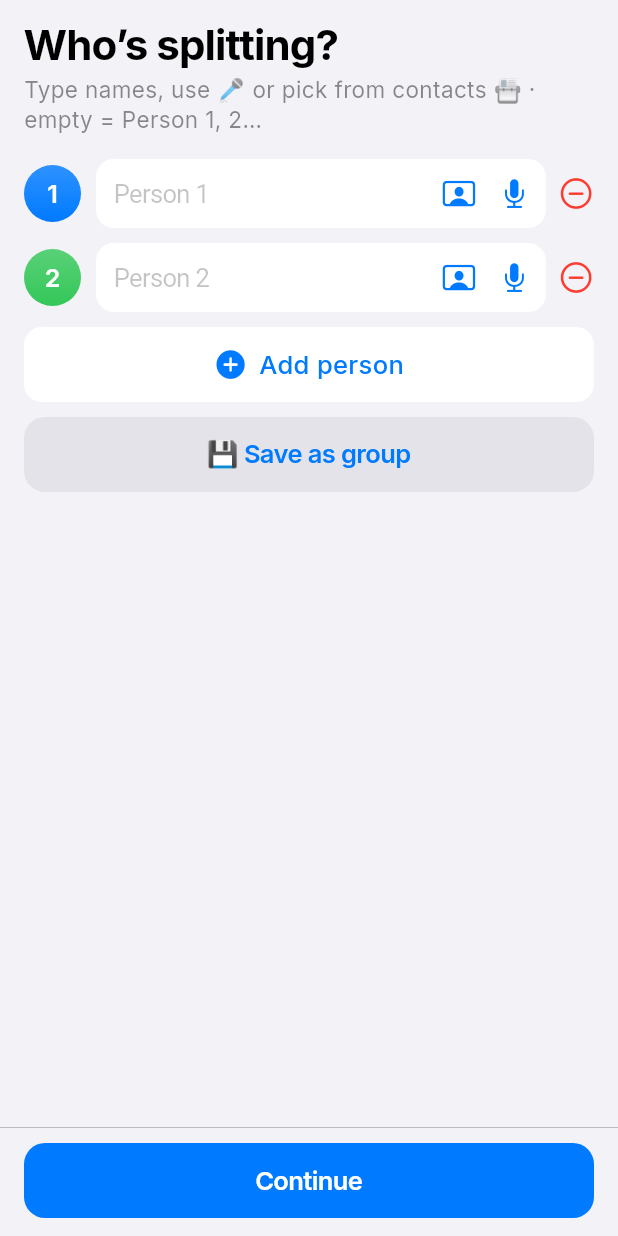
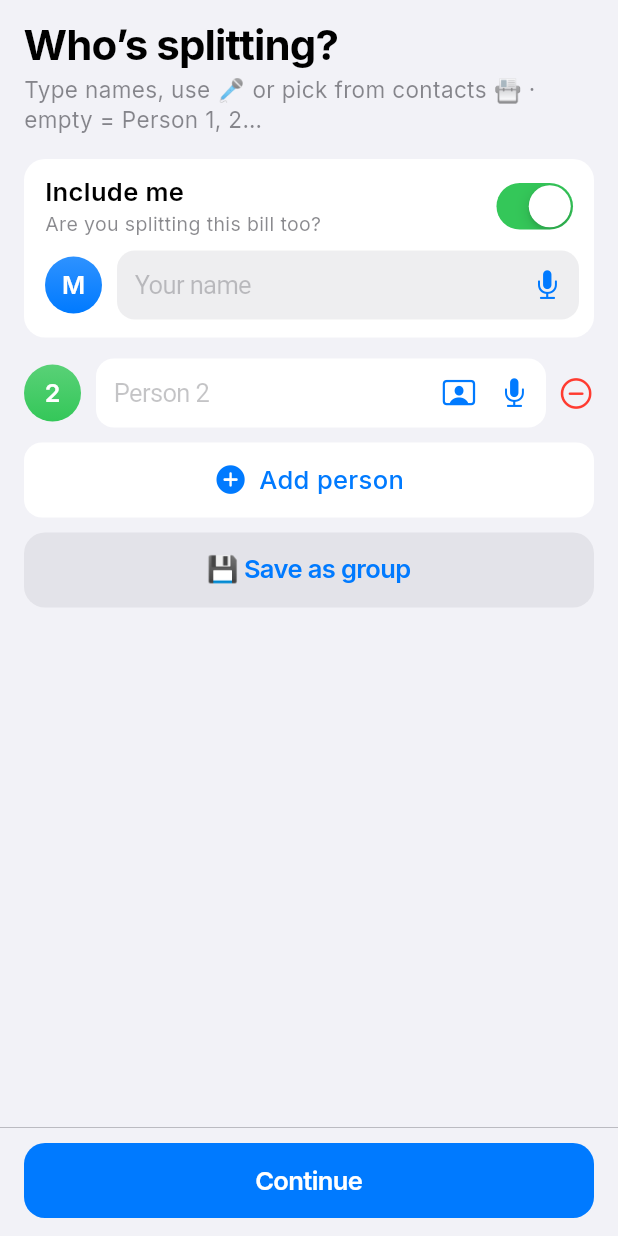
Before and after one commit to SamerGM/splitcheck, a Flutter app: the NamesPage widget shown alone on an empty page, opened directly, on a phone screen of 412 x 824 dp. Run offline on Flutter 3.47's test engine with Material 3 defaults, Android fonts, the phone set to English and light mode, and no system bars; our stand-ins replace flutter_animate, flutter_riverpod, google_fonts, hive_flutter, image_picker, share_plus and 2 more; missing offline and left inert: google_mlkit_text_recognition; accounts and stored records are empty.

Commit message:
Names page: 'Include me' card with your name (remembered) and a switch
- Your name at the top with a mic; saved for next time (also in Settings)
- Switch: are you splitting this bill too? Off = you're left out
- First use (no saved name): one of the counted people is you
- Other people numbered after you (Person 2, 3…)

Co-Authored-By: Claude Opus 5.5 <noreply@anthropic.com>
Claude-Session: https://claude.ai/code/session_01CHZqfCwxb6Ev8v7iSicSzr

```diff
--- a/lib/core/utils/strings.dart
+++ b/lib/core/utils/strings.dart
@@ -275,6 +275,8 @@ class S {
   String get namesHint => _t('Type names, use 🎤 or pick from contacts 📇 · empty = Person 1, 2…',
       'اكتب الأسماء أو استخدم 🎤 أو اختار من جهات الاتصال 📇 · الفاضي = شخص ١، ٢…');
   String get meTag => _t('me', 'أنا');
+  String get meDefault => _t('Me', 'أنا');
+  String get includeMeHint => _t('Are you splitting this bill too?', 'وأنت كمان هتقسم معاهم؟');
   String get saveAsGroupBtn => _t('💾 Save as group', '💾 احفظهم كمجموعة');
   String get nameThisGroup => _t('Name this group', 'سمّي المجموعة');
   List<String> get groupSuggestions => isAr
--- a/lib/features/wizard/pages_setup.dart
+++ b/lib/features/wizard/pages_setup.dart
@@ -254,20 +254,47 @@ class NamesPage extends ConsumerStatefulWidget {
 
 class _NamesPageState extends ConsumerState<NamesPage> {
   final List<TextEditingController> _rows = [];
+  late final TextEditingController _me;
+  bool _includeMe = true;
 
   @override
   void initState() {
     super.initState();
-    for (final n in ref.read(wizardProvider.notifier).pendingNames) {
-      _rows.add(TextEditingController(text: n));
+    final myName = ref.read(myNameProvider);
+    _me = TextEditingController(text: myName);
+    final names = [...ref.read(wizardProvider.notifier).pendingNames];
+    if (myName.isNotEmpty) {
+      // You're in the list (count page adds you first, or editing / a group with you in it).
+      final i = names.indexWhere((n) => n.trim().toLowerCase() == myName.toLowerCase());
+      _includeMe = i >= 0;
+      if (i >= 0) names.removeAt(i);
+    } else if (names.length > 1 && names.last.trim().isEmpty && names.every((n) => n.trim().isEmpty)) {
+      // No saved name yet: "How many people (including you)" → one of the blanks is you.
+      names.removeLast();
     }
-    if (_rows.isEmpty) { _rows..add(TextEditingController())..add(TextEditingController()); }
+    for (final n in names) { _rows.add(TextEditingController(text: n)); }
+    if (_rows.isEmpty) _rows.add(TextEditingController());
   }
 
   @override
-  void dispose() { for (final c in _rows) { c.dispose(); } super.dispose(); }
+  void dispose() {
+    for (final c in _rows) { c.dispose(); }
+    _me.dispose();
+    super.dispose();
+  }
 
-  List<String> get _names => _rows.map((c) => c.text).toList();
+  int get _offset => _includeMe ? 1 : 0;
+
+  /// Everyone on the bill, you first (empty name → "Me").
+  List<String> get _names => [
+    if (_includeMe) _me.text.trim().isEmpty ? ref.read(stringsProvider).meDefault : _me.text.trim(),
+    ..._rows.map((c) => c.text),
+  ];
+
+  void _rememberMyName() {
+    final v = _me.text.trim();
+    if (v.isNotEmpty && v != ref.read(myNameProvider)) ref.read(myNameProvider.notifier).set(v);
+  }
 
   Future<void> _pickContact(TextEditingController c) async {
     final name = await ContactsService.pickName();
@@ -305,21 +332,51 @@ class _NamesPageState extends ConsumerState<NamesPage> {
   Widget build(BuildContext context) {
     final p = Palette.of(context);
     final s = ref.watch(stringsProvider);
-    final me = ref.watch(myNameProvider);
-
     return WizardPage(
       title: s.whoSplitting,
       subtitle: s.namesHint,
       primaryLabel: s.continueBtn,
-      onPrimary: () => ref.read(wizardProvider.notifier).confirmNames(_names),
+      onPrimary: () { _rememberMyName(); ref.read(wizardProvider.notifier).confirmNames(_names); },
       children: [
+        // ── Include me (your name is remembered for next time) ──
+        Container(
+          padding: const EdgeInsets.fromLTRB(14, 10, 10, 12),
+          decoration: BoxDecoration(color: p.surface, borderRadius: BorderRadius.circular(14)),
+          child: Column(crossAxisAlignment: CrossAxisAlignment.start, children: [
+            Row(children: [
+              Expanded(child: Column(crossAxisAlignment: CrossAxisAlignment.start, children: [
+                Text(s.includeMe, style: TextStyle(fontSize: 17, fontWeight: FontWeight.w600, color: p.label)),
+                Text(s.includeMeHint, style: TextStyle(fontSize: 13, color: p.secondary)),
+              ])),
+              CupertinoSwitch(
+                value: _includeMe,
+                activeTrackColor: p.green,
+                onChanged: (v) { HapticFeedback.selectionClick(); setState(() => _includeMe = v); },
+              ),
+            ]),
+            const SizedBox(height: 8),
+            Row(children: [
+              Avatar(
+                person: Person(id: 'me', name: _me.text.trim().isEmpty ? s.meDefault : _me.text.trim(),
+                    color: _includeMe ? personColor(0) : p.tertiary),
+                size: 38,
+              ),
+              const SizedBox(width: 10),
+              Expanded(child: VoiceField(
+                controller: _me, placeholder: s.yourName, fill: p.fill,
+                onChanged: (_) => setState(() {}),
+              )),
+            ]),
+          ]),
+        ),
+        const SizedBox(height: 14),
         for (var i = 0; i < _rows.length; i++) ...[
           Row(children: [
             Avatar(
               person: Person(
                 id: '$i',
-                name: _rows[i].text.trim().isEmpty ? s.n(i + 1) : _rows[i].text.trim(),
-                color: personColor(i),
+                name: _rows[i].text.trim().isEmpty ? s.n(i + 1 + _offset) : _rows[i].text.trim(),
+                color: personColor(i + _offset),
               ),
               size: 38,
             ),
@@ -327,12 +384,9 @@ class _NamesPageState extends ConsumerState<NamesPage> {
             Expanded(
               child: VoiceField(
                 controller: _rows[i],
-                placeholder: s.personN(i + 1),
+                placeholder: s.personN(i + 1 + _offset),
                 onChanged: (_) => setState(() {}),
-                trailing: me.isNotEmpty && _rows[i].text.trim().toLowerCase() == me.toLowerCase()
-                    ? Padding(padding: const EdgeInsets.symmetric(horizontal: 6),
-                        child: Text('· ${s.meTag}', style: TextStyle(fontSize: 13, color: p.green, fontWeight: FontWeight.w600)))
-                    : CupertinoButton(
+                trailing: CupertinoButton(
                         padding: const EdgeInsets.symmetric(horizontal: 4),
                         minimumSize: const Size(32, 36),
                         onPressed: () => _pickContact(_rows[i]),
@@ -343,11 +397,11 @@ class _NamesPageState extends ConsumerState<NamesPage> {
             CupertinoButton(
               padding: const EdgeInsetsDirectional.only(start: 8),
               minimumSize: const Size(32, 36),
-              onPressed: _rows.length <= 1 ? null : () {
+              onPressed: _rows.length + _offset <= 1 ? null : () {
                 HapticFeedback.selectionClick();
                 setState(() => _rows.removeAt(i).dispose());
               },
-              child: Icon(CupertinoIcons.minus_circle, color: _rows.length <= 1 ? p.tertiary : p.red, size: 24),
+              child: Icon(CupertinoIcons.minus_circle, color: _rows.length + _offset <= 1 ? p.tertiary : p.red, size: 24),
             ),
           ]),
           const SizedBox(height: 10),
```
